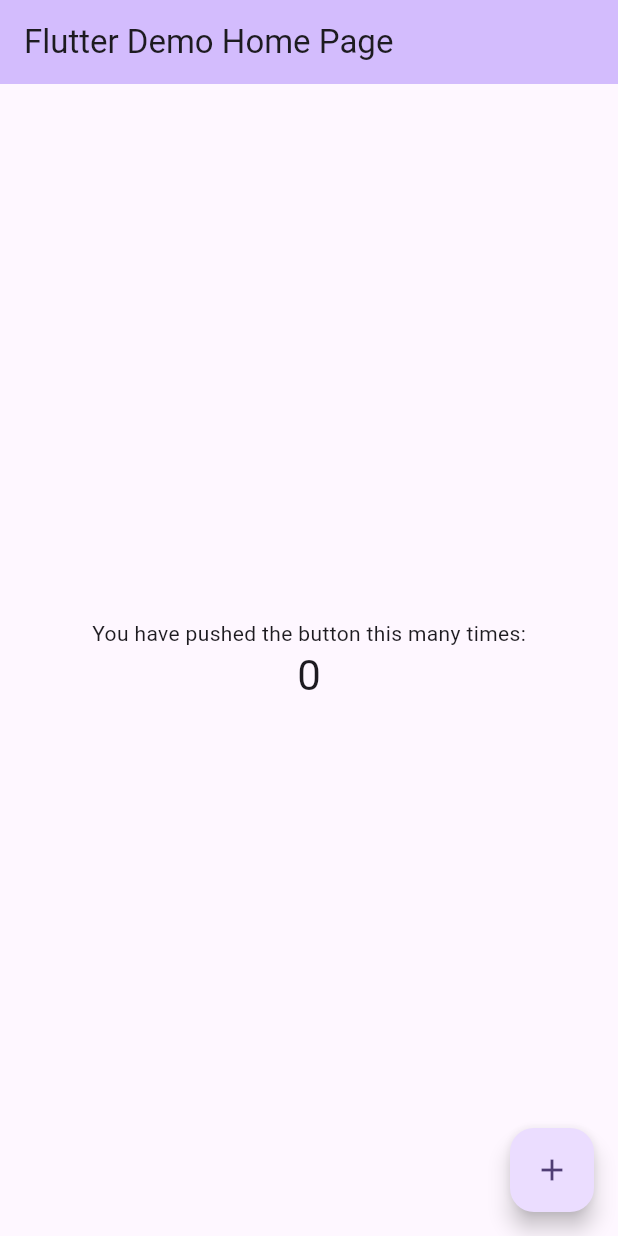
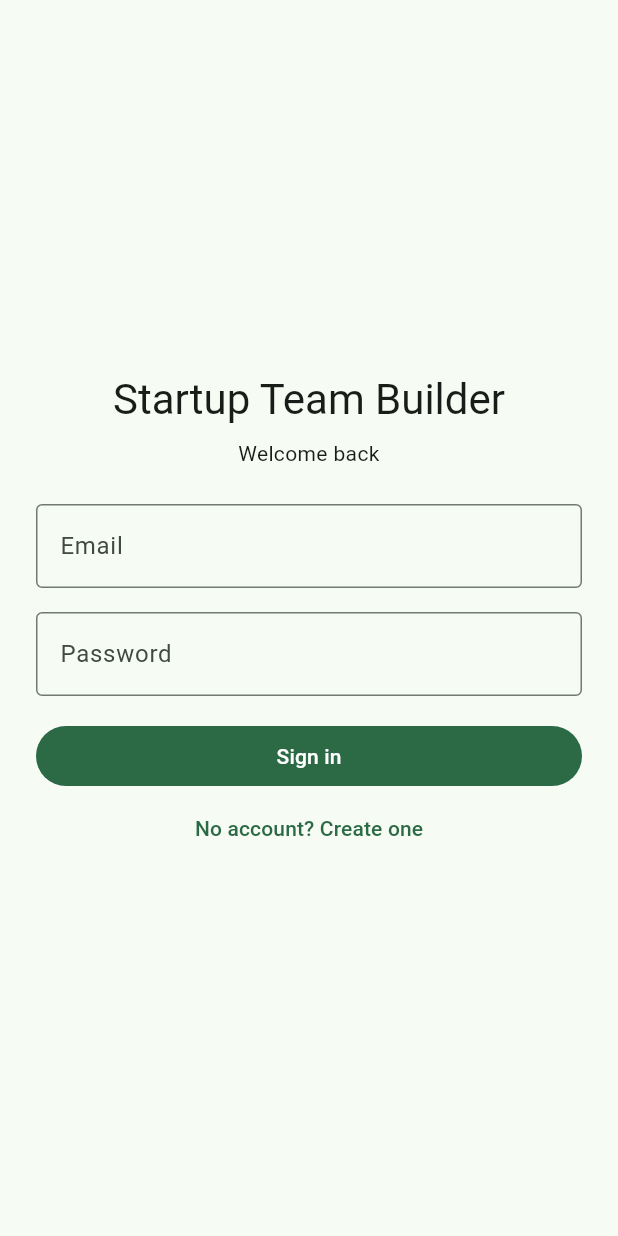
Before and after one commit to Mrs-luwase/Startup_Team_Builder, a Flutter app: the screen it shows after launch, on a phone screen of 412 x 824 dp. Run offline on Flutter 3.47's test engine with Material 3 defaults, Android fonts, the phone set to English and light mode, and no system bars; our stand-ins replace cloud_firestore, firebase_auth, firebase_core; accounts and stored records are empty.

Commit message:
Add login, sign-up, auth gate and user profiles

```diff
--- /dev/null
+++ b/devtools_options.yaml
@@ -0,0 +1,3 @@
+description: This file stores settings for Dart & Flutter DevTools.
+documentation: https://docs.flutter.dev/tools/devtools/extensions#configure-extension-enablement-states
+extensions:
--- a/lib/main.dart
+++ b/lib/main.dart
@@ -1,121 +1,33 @@
+import 'package:firebase_core/firebase_core.dart';
 import 'package:flutter/material.dart';
+import 'package:provider/provider.dart';
 
-void main() {
-  runApp(const MyApp());
+import 'repositories/auth_repository.dart';
+import 'screens/auth_gate.dart';
+import 'state/auth_state.dart';
+
+Future<void> main() async {
+  WidgetsFlutterBinding.ensureInitialized();
+  await Firebase.initializeApp();
+  runApp(const StartupTeamBuilderApp());
 }
 
-class MyApp extends StatelessWidget {
-  const MyApp({super.key});
-
-  // This widget is the root of your application.
-  @override
-  Widget build(BuildContext context) {
-    return MaterialApp(
-      title: 'Flutter Demo',
-      theme: ThemeData(
-        // This is the theme of your application.
-        //
-        // TRY THIS: Try running your application with "flutter run". You'll see
-        // the application has a purple toolbar. Then, without quitting the app,
-        // try changing the seedColor in the colorScheme below to Colors.green
-        // and then invoke "hot reload" (save your changes or press the "hot
-        // reload" button in a Flutter-supported IDE, or press "r" if you used
-        // the command line to start the app).
-        //
-        // Notice that the counter didn't reset back to zero; the application
-        // state is not lost during the reload. To reset the state, use hot
-        // restart instead.
-        //
-        // This works for code too, not just values: Most code changes can be
-        // tested with just a hot reload.
-        colorScheme: .fromSeed(seedColor: Colors.deepPurple),
-      ),
-      home: const MyHomePage(title: 'Flutter Demo Home Page'),
-    );
-  }
-}
-
-class MyHomePage extends StatefulWidget {
-  const MyHomePage({super.key, required this.title});
-
-  // This widget is the home page of your application. It is stateful, meaning
-  // that it has a State object (defined below) that contains fields that affect
-  // how it looks.
-
-  // This class is the configuration for the state. It holds the values (in this
-  // case the title) provided by the parent (in this case the App widget) and
-  // used by the build method of the State. Fields in a Widget subclass are
-  // always marked "final".
-
-  final String title;
-
-  @override
-  State<MyHomePage> createState() => _MyHomePageState();
-}
-
-class _MyHomePageState extends State<MyHomePage> {
-  int _counter = 0;
-
-  void _incrementCounter() {
-    setState(() {
-      // This call to setState tells the Flutter framework that something has
-      // changed in this State, which causes it to rerun the build method below
-      // so that the display can reflect the updated values. If we changed
-      // _counter without calling setState(), then the build method would not be
-      // called again, and so nothing would appear to happen.
-      _counter++;
-    });
-  }
+class StartupTeamBuilderApp extends StatelessWidget {
+  const StartupTeamBuilderApp({super.key});
 
   @override
   Widget build(BuildContext context) {
-    // This method is rerun every time setState is called, for instance as done
-    // by the _incrementCounter method above.
-    //
-    // The Flutter framework has been optimized to make rerunning build methods
-    // fast, so that you can just rebuild anything that needs updating rather
-    // than having to individually change instances of widgets.
-    return Scaffold(
-      appBar: AppBar(
-        // TRY THIS: Try changing the color here to a specific color (to
-        // Colors.amber, perhaps?) and trigger a hot reload to see the AppBar
-        // change color while the other colors stay the same.
-        backgroundColor: Theme.of(context).colorScheme.inversePrimary,
-        // Here we take the value from the MyHomePage object that was created by
-        // the App.build method, and use it to set our appbar title.
-        title: Text(widget.title),
-      ),
-      body: Center(
-        // Center is a layout widget. It takes a single child and positions it
-        // in the middle of the parent.
-        child: Column(
-          // Column is also a layout widget. It takes a list of children and
-          // arranges them vertically. By default, it sizes itself to fit its
-          // children horizontally, and tries to be as tall as its parent.
-          //
-          // Column has various properties to control how it sizes itself and
-          // how it positions its children. Here we use mainAxisAlignment to
-          // center the children vertically; the main axis here is the vertical
-          // axis because Columns are vertical (the cross axis would be
-          // horizontal).
-          //
-          // TRY THIS: Invoke "debug painting" (choose the "Toggle Debug Paint"
-          // action in the IDE, or press "p" in the console), to see the
-          // wireframe for each widget.
-          mainAxisAlignment: .center,
-          children: [
-            const Text('You have pushed the button this many times:'),
-            Text(
-              '$_counter',
-              style: Theme.of(context).textTheme.headlineMedium,
-            ),
-          ],
+    // One AuthState for the whole app, created once here.
+    return ChangeNotifierProvider(
+      create: (_) => AuthState(AuthRepository()),
+      child: MaterialApp(
+        title: 'Startup Team Builder',
+        debugShowCheckedModeBanner: false,
+        theme: ThemeData(
+          useMaterial3: true,
+          colorScheme: ColorScheme.fromSeed(seedColor: const Color(0xFF1B5E3A)),
         ),
-      ),
-      floatingActionButton: FloatingActionButton(
-        onPressed: _incrementCounter,
-        tooltip: 'Increment',
-        child: const Icon(Icons.add),
+        home: const AuthGate(),
       ),
     );
   }
--- /dev/null
+++ b/lib/models/app_user.dart
@@ -0,0 +1,18 @@
+//Describe the user
+class AppUser {
+  final String uid;
+  final String name;
+  final String role; // 'builder' or 'mentor'
+
+  const AppUser({required this.uid, required this.name, required this.role});
+
+  bool get isMentor => role == 'mentor';
+
+  factory AppUser.fromMap(String uid, Map<String, dynamic> map) {
+    return AppUser(
+      uid: uid,
+      name: map['name'] as String? ?? '',
+      role: map['role'] as String? ?? 'builder',
+    );
+  }
+}
--- /dev/null
+++ b/lib/repositories/auth_repository.dart
@@ -0,0 +1,86 @@
+import 'package:cloud_firestore/cloud_firestore.dart';
+import 'package:firebase_auth/firebase_auth.dart';
+
+import '../models/app_user.dart';
+
+
+class AuthFailure implements Exception {
+  final String message;
+  AuthFailure(this.message);
+}
+
+class AuthRepository {
+  final FirebaseAuth _auth = FirebaseAuth.instance;
+  final FirebaseFirestore _db = FirebaseFirestore.instance;
+
+
+  Stream<String?> uidChanges() =>
+      _auth.authStateChanges().map((user) => user?.uid);
+
+  Future<AppUser?> getProfile(String uid) async {
+    final doc = await _db.collection('users').doc(uid).get();
+    if (!doc.exists) return null;
+    return AppUser.fromMap(uid, doc.data()!);
+  }
+
+  Future<void> signIn(String email, String password) async {
+    try {
+      await _auth.signInWithEmailAndPassword(email: email, password: password);
+    } on FirebaseAuthException catch (e) {
+      throw AuthFailure(_friendly(e.code));
+    }
+  }
+
+  Future<AppUser> signUp({
+    required String name,
+    required String email,
+    required String password,
+    required String role,
+  }) async {
+    try {
+      final cred = await _auth.createUserWithEmailAndPassword(
+        email: email,
+        password: password,
+      );
+      final uid = cred.user!.uid;
+      try {
+        await _db.collection('users').doc(uid).set({
+          'name': name,
+          'role': role,
+          'createdAt': FieldValue.serverTimestamp(),
+        });
+      } catch (_) {
+
+        // Don't leave an account with no profile behind.
+        await cred.user!.delete();
+        throw AuthFailure('Could not save your profile. Please try again.');
+      }
+      return AppUser(uid: uid, name: name, role: role);
+    } on FirebaseAuthException catch (e) {
+      throw AuthFailure(_friendly(e.code));
+    }
+  }
+
+  Future<void> signOut() => _auth.signOut();
+
+  String _friendly(String code) {
+    switch (code) {
+      case 'invalid-email':
+        return 'That email address looks wrong.';
+      case 'user-not-found':
+      case 'wrong-password':
+      case 'invalid-credential':
+        return 'Email or password is incorrect.';
+      case 'email-already-in-use':
+        return 'An account with this email already exists.';
+      case 'weak-password':
+        return 'Password must be at least 6 characters.';
+      case 'network-request-failed':
+        return 'No internet connection. Please try again.';
+      case 'too-many-requests':
+        return 'Too many attempts. Please wait a moment.';
+      default:
+        return 'Something went wrong ($code). Please try again.';
+    }
+  }
+}
--- /dev/null
+++ b/lib/screens/auth_gate.dart
@@ -0,0 +1,21 @@
+import 'package:flutter/material.dart';
+import 'package:provider/provider.dart';
+
+import '../state/auth_state.dart';
+import 'home_screen.dart';
+import 'login_screen.dart';
+
+class AuthGate extends StatelessWidget {
+  const AuthGate({super.key});
+
+  @override
+  Widget build(BuildContext context) {
+    final auth = context.watch<AuthState>();
+
+    if (auth.checking) {
+      return const Scaffold(body: Center(child: CircularProgressIndicator()));
+    }
+    if (auth.user == null) return const LoginScreen();
+    return const HomeScreen();
+  }
+}
--- /dev/null
+++ b/lib/screens/login_screen.dart
@@ -0,0 +1,182 @@
+import 'package:flutter/material.dart';
+import 'package:provider/provider.dart';
+
+import '../state/auth_state.dart';
+
+class LoginScreen extends StatefulWidget {
+  const LoginScreen({super.key});
+
+  @override
+  State<LoginScreen> createState() => _LoginScreenState();
+}
+
+class _LoginScreenState extends State<LoginScreen> {
+  final _formKey = GlobalKey<FormState>();
+  final _name = TextEditingController();
+  final _email = TextEditingController();
+  final _password = TextEditingController();
+
+
+  bool _isLogin = true;
+  String _role = 'builder';
+
+  @override
+  void dispose() {
+    _name.dispose();
+    _email.dispose();
+    _password.dispose();
+    super.dispose();
+  }
+
+
+  String? _validateName(String? v) {
+    if (v == null || v.trim().length < 2) return 'Enter your name';
+    return null;
+  }
+
+  String? _validateEmail(String? v) {
+    final value = (v ?? '').trim();
+    final ok = RegExp(r'^[^@\s]+@[^@\s]+\.[^@\s]+$').hasMatch(value);
+    return ok ? null : 'Enter a valid email';
+  }
+
+  String? _validatePassword(String? v) {
+    if (v == null || v.length < 6) return 'At least 6 characters';
+    return null;
+  }
+
+  Future<void> _submit() async {
+    if (!_formKey.currentState!.validate()) return;
+    final auth = context.read<AuthState>();
+    final email = _email.text.trim();
+    final password = _password.text;
+
+    if (_isLogin) {
+      await auth.signIn(email, password);
+    } else {
+      await auth.signUp(
+        name: _name.text.trim(),
+        email: email,
+        password: password,
+        role: _role,
+      );
+    }
+  }
+
+  void _toggleMode() {
+    context.read<AuthState>().clearError();
+    setState(() => _isLogin = !_isLogin);
+  }
+
+  @override
+  Widget build(BuildContext context) {
+    final auth = context.watch<AuthState>();
+
+    return Scaffold(
+      body: SafeArea(
+        child: Center(
+          child: SingleChildScrollView(
+            padding: const EdgeInsets.all(24),
+            child: Form(
+              key: _formKey,
+              child: Column(
+                crossAxisAlignment: CrossAxisAlignment.stretch,
+                children: [
+                  Text(
+                    'Startup Team Builder',
+                    textAlign: TextAlign.center,
+                    style: Theme.of(context).textTheme.headlineMedium,
+                  ),
+                  const SizedBox(height: 8),
+                  Text(
+                    _isLogin ? 'Welcome back' : 'Create your account',
+                    textAlign: TextAlign.center,
+                  ),
+                  const SizedBox(height: 24),
+                  if (!_isLogin) ...[
+                    TextFormField(
+                      controller: _name,
+                      decoration: const InputDecoration(
+                        labelText: 'Full name',
+                        border: OutlineInputBorder(),
+                      ),
+                      validator: _validateName,
+                    ),
+                    const SizedBox(height: 16),
+                    const Text('How will you use the app?'),
+                    const SizedBox(height: 8),
+                    SegmentedButton<String>(
+                      segments: const [
+                        ButtonSegment(value: 'builder', label: Text('Builder')),
+                        ButtonSegment(value: 'mentor', label: Text('Mentor')),
+                      ],
+                      selected: {_role},
+                      onSelectionChanged: (s) =>
+                          setState(() => _role = s.first),
+                    ),
+                    const SizedBox(height: 4),
+                    Text(
+                      _role == 'builder'
+                          ? 'Pitch ideas or join a team with your skills.'
+                          : 'Guide teams and give feedback.',
+                      style: Theme.of(context).textTheme.bodySmall,
+                    ),
+                    const SizedBox(height: 16),
+                  ],
+                  TextFormField(
+                    controller: _email,
+                    keyboardType: TextInputType.emailAddress,
+                    decoration: const InputDecoration(
+                      labelText: 'Email',
+                      border: OutlineInputBorder(),
+                    ),
+                    validator: _validateEmail,
+                  ),
+                  const SizedBox(height: 16),
+                  TextFormField(
+                    controller: _password,
+                    obscureText: true,
+                    decoration: const InputDecoration(
+                      labelText: 'Password',
+                      border: OutlineInputBorder(),
+                    ),
+                    validator: _validatePassword,
+                  ),
+                  const SizedBox(height: 16),
+                  if (auth.error != null)
+                    Padding(
+                      padding: const EdgeInsets.only(bottom: 12),
+                      child: Text(
+                        auth.error!,
+                        style: TextStyle(
+                          color: Theme.of(context).colorScheme.error,
+                        ),
+                      ),
+                    ),
+                  FilledButton(
+                    onPressed: auth.busy ? null : _submit,
+                    child: auth.busy
+                        ? const SizedBox(
+                      height: 20,
+                      width: 20,
+                      child: CircularProgressIndicator(strokeWidth: 2),
+                    )
+                        : Text(_isLogin ? 'Sign in' : 'Create account'),
+                  ),
+                  TextButton(
+                    onPressed: auth.busy ? null : _toggleMode,
+                    child: Text(
+                      _isLogin
+                          ? 'No account? Create one'
+                          : 'Already have an account? Sign in',
+                    ),
+                  ),
+                ],
+              ),
+            ),
+          ),
+        ),
+      ),
+    );
+  }
+}
--- /dev/null
+++ b/lib/state/auth_state.dart
@@ -0,0 +1,96 @@
+import 'dart:async';
+
+import 'package:flutter/foundation.dart';
+
+import '../models/app_user.dart';
+import '../repositories/auth_repository.dart';
+
+/// The "brain" for sign-in.
+class AuthState extends ChangeNotifier {
+  final AuthRepository _repo;
+  StreamSubscription<String?>? _sub;
+
+  AppUser? _user;
+  bool _checking = true;
+  bool _busy = false;
+  bool _signingUp = false;
+  String? _error;
+
+  AuthState(this._repo) {
+    _sub = _repo.uidChanges().listen(_onUidChanged);
+  }
+
+  AppUser? get user => _user;
+  bool get checking => _checking;
+  bool get busy => _busy;
+  String? get error => _error;
+
+  Future<void> _onUidChanged(String? uid) async {
+    if (_signingUp) return; // signUp() sets the user itself
+    if (uid == null) {
+      _user = null;
+    } else {
+      try {
+        _user = await _repo.getProfile(uid);
+        if (_user == null) await _repo.signOut(); // account without profile
+      } catch (_) {
+        _user = null;
+      }
+    }
+    _checking = false;
+    notifyListeners();
+  }
+
+  Future<void> signIn(String email, String password) async {
+    _busy = true;
+    _error = null;
+    notifyListeners();
+    try {
+      await _repo.signIn(email, password);
+    } on AuthFailure catch (e) {
+      _error = e.message;
+    } finally {
+      _busy = false;
+      notifyListeners();
+    }
+  }
+
+  Future<void> signUp({
+    required String name,
+    required String email,
+    required String password,
+    required String role,
+  }) async {
+    _busy = true;
+    _signingUp = true;
+    _error = null;
+    notifyListeners();
+    try {
+      _user = await _repo.signUp(
+        name: name,
+        email: email,
+        password: password,
+        role: role,
+      );
+    } on AuthFailure catch (e) {
+      _error = e.message;
+    } finally {
+      _signingUp = false;
+      _busy = false;
+      notifyListeners();
+    }
+  }
+
+  Future<void> signOut() => _repo.signOut();
+
+  void clearError() {
+    _error = null;
+    notifyListeners();
+  }
+
+  @override
+  void dispose() {
+    _sub?.cancel(); // stop listening
+    super.dispose();
+  }
+}
--- a/pubspec.yaml
+++ b/pubspec.yaml
@@ -37,6 +37,7 @@ dependencies:
   firebase_core: ^5.1.0
   firebase_auth: ^7.0.1
   cloud_firestore: ^7.1.0
+  provider: ^6.1.5+1
 
 dev_dependencies:
   flutter_test:
```
Also changed, not shown: lib/screens/home_screen.dart (added, +32 -0 lines), pubspec.lock, 4 other files.
